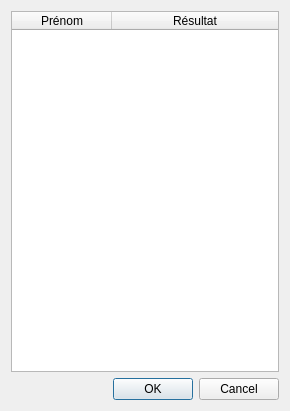
Old version of the form results.ui in the repository joelthelion/voting_gui.
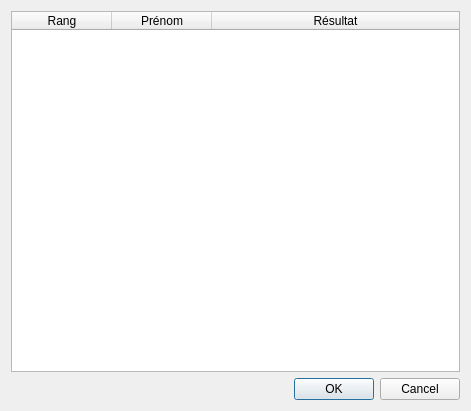
New version of the form. Icons and pictures are not drawn.

Commit message: make results condorcet and global

```diff
--- a/results.ui
+++ b/results.ui
@@ -6,7 +6,7 @@
    <rect>
     <x>0</x>
     <y>0</y>
-    <width>290</width>
+    <width>471</width>
     <height>411</height>
    </rect>
   </property>
@@ -40,7 +40,7 @@
       <bool>true</bool>
      </property>
      <property name="columnCount">
-      <number>2</number>
+      <number>3</number>
      </property>
      <attribute name="horizontalHeaderCascadingSectionResizes">
       <bool>true</bool>
@@ -48,12 +48,11 @@
      <attribute name="horizontalHeaderStretchLastSection">
       <bool>true</bool>
      </attribute>
-     <attribute name="horizontalHeaderStretchLastSection">
-      <bool>true</bool>
-     </attribute>
-     <attribute name="horizontalHeaderCascadingSectionResizes">
-      <bool>true</bool>
-     </attribute>
+     <column>
+      <property name="text">
+       <string>Rang</string>
+      </property>
+     </column>
      <column>
       <property name="text">
        <string>Prénom</string>
```
The commit also changes 4 other files.
